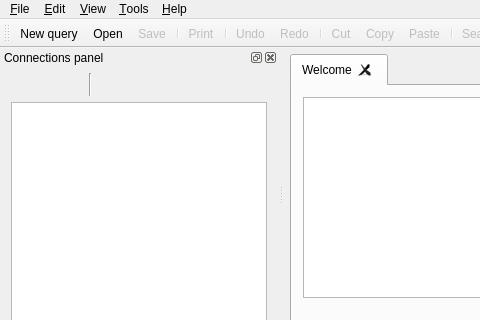
First picture: the form in src/mainwindow.ui, repository FrenchDilettante/dbmaster, before the edit; both pictures show x 0 to 480 and y 0 to 320 of the 841 by 586 pixel window.
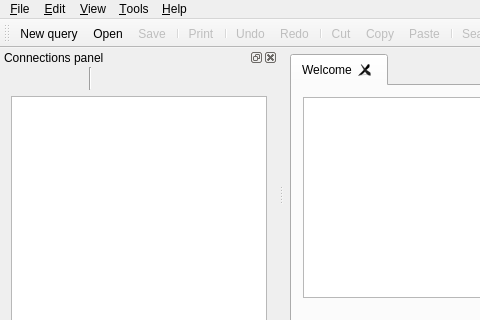
Second picture: the form after the edit. Icons and pictures are not drawn. Custom widgets are drawn as their Qt base class.

What changed in the file:
```diff
--- a/src/mainwindow.ui
+++ b/src/mainwindow.ui
@@ -201,7 +201,7 @@
    <widget class="QWidget" name="dockWidgetContents">
     <layout class="QGridLayout" name="gridLayout">
      <property name="topMargin">
-      <number>6</number>
+      <number>0</number>
      </property>
      <property name="bottomMargin">
       <number>8</number>
```
Left out of the diff: 2 changed lines with no effect on the pictures.
